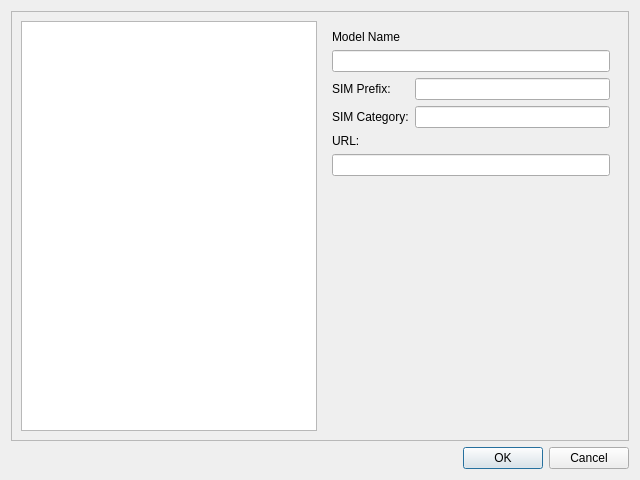
This is client/src/ui/model.ui in BamWolf/altium-common-library.client as Qt 5 draws it before an edit. The edited form follows.
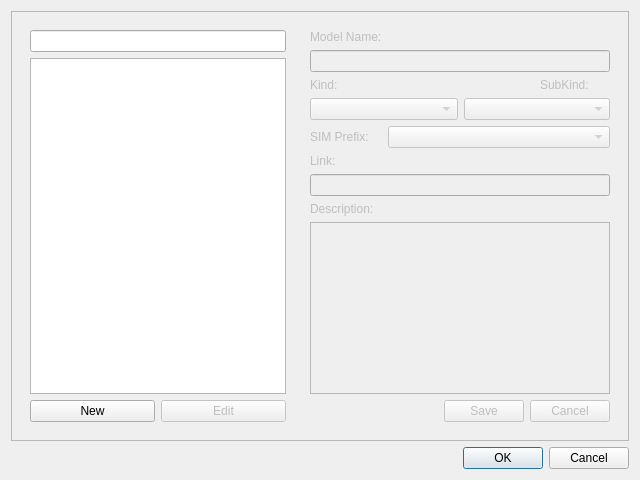
This is the edited form.

Commit message: added pure models support

The edit to the form file:
```diff
--- a/client/src/ui/model.ui
+++ b/client/src/ui/model.ui
@@ -24,56 +24,156 @@
      </property>
      <layout class="QHBoxLayout" name="horizontalLayout">
       <item>
-       <widget class="QListWidget" name="modelList"/>
+       <widget class="QWidget" name="listWidget" native="true">
+        <property name="sizePolicy">
+         <sizepolicy hsizetype="Maximum" vsizetype="Preferred">
+          <horstretch>0</horstretch>
+          <verstretch>0</verstretch>
+         </sizepolicy>
+        </property>
+        <layout class="QVBoxLayout" name="verticalLayout_2">
+         <item>
+          <widget class="QLineEdit" name="filterEdit"/>
+         </item>
+         <item>
+          <widget class="QListWidget" name="modelList"/>
+         </item>
+         <item>
+          <widget class="QWidget" name="buttonsWidgetLeft" native="true">
+           <layout class="QHBoxLayout" name="horizontalLayout_2">
+            <property name="margin">
+             <number>0</number>
+            </property>
+            <item>
+             <widget class="QPushButton" name="newButton">
+              <property name="text">
+               <string>New</string>
+              </property>
+             </widget>
+            </item>
+            <item>
+             <widget class="QPushButton" name="editButton">
+              <property name="enabled">
+               <bool>false</bool>
+              </property>
+              <property name="text">
+               <string>Edit</string>
+              </property>
+             </widget>
+            </item>
+           </layout>
+          </widget>
+         </item>
+        </layout>
+       </widget>
       </item>
       <item>
-       <widget class="QWidget" name="widget" native="true">
+       <widget class="QWidget" name="infoWidget" native="true">
+        <property name="enabled">
+         <bool>false</bool>
+        </property>
         <property name="sizePolicy">
-         <sizepolicy hsizetype="Expanding" vsizetype="Expanding">
+         <sizepolicy hsizetype="MinimumExpanding" vsizetype="Preferred">
           <horstretch>0</horstretch>
           <verstretch>0</verstretch>
          </sizepolicy>
         </property>
-        <layout class="QFormLayout" name="formLayout">
+        <layout class="QGridLayout" name="gridLayout">
          <item row="0" column="0">
-          <widget class="QLabel" name="label_name">
+          <widget class="QLabel" name="nameLabel">
            <property name="text">
-            <string>Model Name</string>
+            <string>Model Name:</string>
            </property>
           </widget>
          </item>
-         <item row="5" column="0">
-          <widget class="QLabel" name="label_url">
+         <item row="1" column="0" colspan="4">
+          <widget class="QLineEdit" name="nameEdit"/>
+         </item>
+         <item row="2" column="0">
+          <widget class="QLabel" name="kindLabel">
            <property name="text">
-            <string>URL:</string>
+            <string>Kind:</string>
            </property>
           </widget>
          </item>
-         <item row="3" column="0">
-          <widget class="QLabel" name="prefixLabel">
+         <item row="2" column="3">
+          <widget class="QLabel" name="subkindLabel">
            <property name="text">
-            <string>SIM Prefix:</string>
+            <string>SubKind:</string>
            </property>
           </widget>
          </item>
+         <item row="3" column="0" colspan="2">
+          <widget class="QComboBox" name="kindBox"/>
+         </item>
+         <item row="3" column="2" colspan="2">
+          <widget class="QComboBox" name="subkindBox"/>
+         </item>
          <item row="4" column="0">
-          <widget class="QLabel" name="categoryLabel">
+          <widget class="QLabel" name="prefixLabel_2">
            <property name="text">
-            <string>SIM Category:</string>
+            <string>SIM Prefix:</string>
            </property>
           </widget>
          </item>
-         <item row="3" column="1">
-          <widget class="QLineEdit" name="foot1"/>
+         <item row="4" column="1" colspan="3">
+          <widget class="QComboBox" name="prefixBox"/>
          </item>
-         <item row="4" column="1">
-          <widget class="QLineEdit" name="foot2"/>
+         <item row="5" column="0">
+          <widget class="QLabel" name="linkLabel">
+           <property name="text">
+            <string>Link:</string>
+           </property>
+          </widget>
          </item>
-         <item row="6" column="0" colspan="2">
-          <widget class="QLineEdit" name="url"/>
+         <item row="7" column="0">
+          <widget class="QLabel" name="descriptionLabel">
+           <property name="text">
+            <string>Description:</string>
+           </property>
+          </widget>
          </item>
-         <item row="1" column="0" colspan="2">
-          <widget class="QLineEdit" name="name"/>
+         <item row="8" column="0" colspan="4">
+          <widget class="QPlainTextEdit" name="descriptionEdit"/>
+         </item>
+         <item row="9" column="0" colspan="4">
+          <widget class="QWidget" name="buttonsWidgetRight" native="true">
+           <layout class="QHBoxLayout" name="horizontalLayout_5">
+            <property name="margin">
+             <number>0</number>
+            </property>
+            <item>
+             <spacer name="horizontalSpacer">
+              <property name="orientation">
+               <enum>Qt::Horizontal</enum>
+              </property>
+              <property name="sizeHint" stdset="0">
+               <size>
+                <width>40</width>
+                <height>20</height>
+               </size>
+              </property>
+             </spacer>
+            </item>
+            <item>
+             <widget class="QPushButton" name="saveButton">
+              <property name="text">
+               <string>Save</string>
+              </property>
+             </widget>
+            </item>
+            <item>
+             <widget class="QPushButton" name="cancelButton">
+              <property name="text">
+               <string>Cancel</string>
+              </property>
+             </widget>
+            </item>
+           </layout>
+          </widget>
+         </item>
+         <item row="6" column="0" colspan="4">
+          <widget class="QLineEdit" name="linkEdit"/>
          </item>
         </layout>
        </widget>
```
The commit also changes 2 other files.
